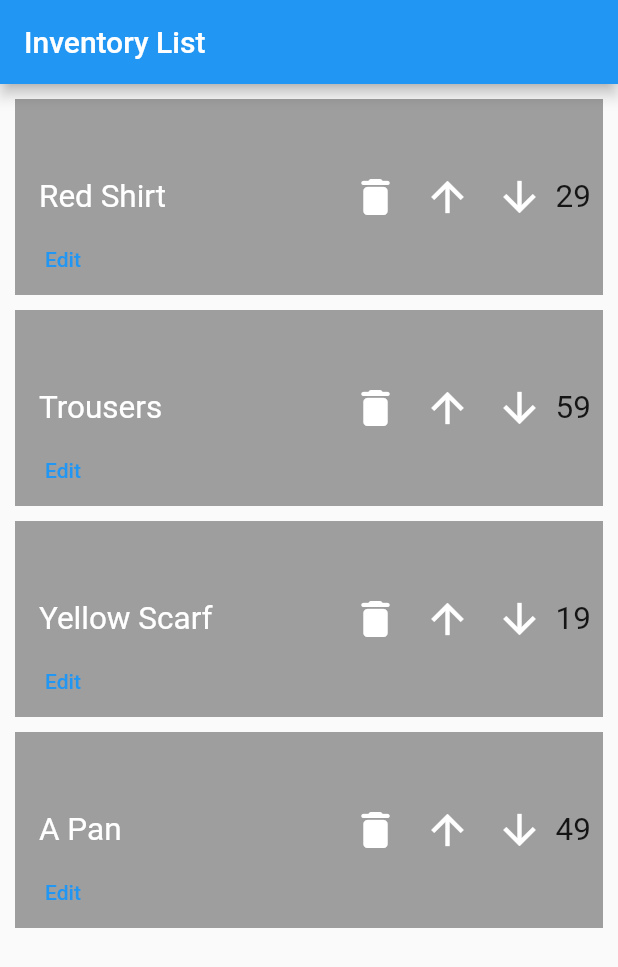
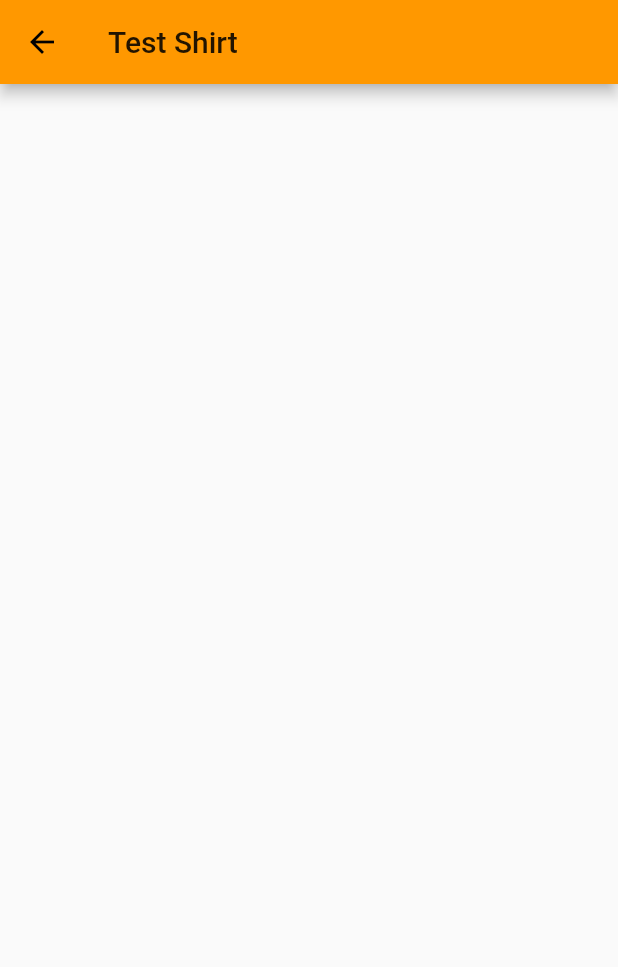
Before and after one commit to MMattLeeE/flutter_inventory_CS499, a Flutter app: the screen it shows after launch, after a tap on "Edit", on a phone screen of 412 x 824 dp. Shown: the top 967 px of the screen. Run offline on Flutter 3.47's test engine with Material 2 defaults, Android fonts, the phone set to English and light mode, and no system bars.

Commit message:
refactor to use providers for state man.

```diff
--- a/lib/main.dart
+++ b/lib/main.dart
@@ -1,16 +1,33 @@
 import 'package:flutter/material.dart';
+import 'package:provider/provider.dart';
 
 //bring in the screen class to use in the main file
 import './screens/inventory_overview_screen.dart';
+import './screens/inventory_edit_screen.dart';
+//bring in for the provider to be registered at the highest level of widget tree
+import './providers/inventory_provider.dart';
 
 void main() => runApp(MyApp());
 
 class MyApp extends StatelessWidget {
   @override
   Widget build(BuildContext context) {
-    return MaterialApp(
-      title: 'Flutter App',
-      home: InventoryOverviewScreen(),
+    //wrapping the widget with a change notifier
+    return ChangeNotifierProvider(
+      // return a inventory provider instance
+      create: (ctx) => InventoryProvider(),
+      child: MaterialApp(
+        title: 'Flutter App',
+        theme: ThemeData(
+          primarySwatch: Colors.orange,
+          accentColor: Colors.blue,
+        ),
+        home: InventoryOverviewScreen(),
+        routes: {
+          // /inventory_edit
+          InventoryEditScreen.routeName: (ctx) => InventoryEditScreen(),
+        },
+      ),
     );
   }
 }
--- a/lib/models/inventory.dart
+++ b/lib/providers/inventory.dart
@@ -2,7 +2,7 @@
 import 'package:flutter/foundation.dart';
 
 //basic class that represents an inventory item
-class Inventory {
+class Inventory with ChangeNotifier {
   final String id;
   final String title;
   final String description;
--- /dev/null
+++ b/lib/providers/inventory_provider.dart
@@ -0,0 +1,54 @@
+import 'package:flutter/cupertino.dart';
+
+import 'package:flutter/material.dart';
+import './inventory.dart';
+
+class InventoryProvider with ChangeNotifier {
+  List<Inventory> _items = [
+    Inventory(
+      id: 'p1',
+      title: 'Test Shirt',
+      description: 'A red shirt - it is pretty red!',
+      count: 29,
+      imageUrl:
+          'https://cdn.pixabay.com/photo/2016/10/02/22/17/red-t-shirt-1710578_1280.jpg',
+    ),
+    Inventory(
+      id: 'p2',
+      title: 'Trousers',
+      description: 'A nice pair of trousers.',
+      count: 59,
+      imageUrl:
+          'https://upload.wikimedia.org/wikipedia/commons/thumb/e/e8/Trousers%2C_dress_%28AM_1960.022-8%29.jpg/512px-Trousers%2C_dress_%28AM_1960.022-8%29.jpg',
+    ),
+    Inventory(
+      id: 'p3',
+      title: 'Yellow Scarf',
+      description: 'Warm and cozy - exactly what you need for the winter.',
+      count: 19,
+      imageUrl:
+          'https://live.staticflickr.com/4043/4438260868_cc79b3369d_z.jpg',
+    ),
+    Inventory(
+      id: 'p4',
+      title: 'A Pan',
+      description: 'Prepare any meal you want.',
+      count: 49,
+      imageUrl:
+          'https://upload.wikimedia.org/wikipedia/commons/thumb/1/14/Cast-Iron-Pan.jpg/1024px-Cast-Iron-Pan.jpg',
+    ),
+  ];
+
+  List<Inventory> get items {
+    return [..._items];
+  }
+
+  Inventory findById(String id) {
+    return _items.firstWhere((inventory) => inventory.id == id);
+  }
+
+  void addInventory() {
+    //_items.add(value);
+    notifyListeners();
+  }
+}
--- /dev/null
+++ b/lib/screens/inventory_edit_screen.dart
@@ -0,0 +1,26 @@
+import 'package:app_2/providers/inventory_provider.dart';
+import 'package:flutter/material.dart';
+import 'package:provider/provider.dart';
+
+import '../providers/inventory_provider.dart';
+
+class InventoryEditScreen extends StatelessWidget {
+  static const routeName = '/inventory_edit';
+
+  @override
+  Widget build(BuildContext context) {
+    final inventoryId =
+        ModalRoute.of(context).settings.arguments as String; // provides id
+    // does not rebuild due to changes in data as the view only looks
+    // at one inventory item when editing
+    final loadedInventory = Provider.of<InventoryProvider>(
+      context,
+      listen: false, //does not rebuild due to data change
+    ).findById(inventoryId);
+    return Scaffold(
+      appBar: AppBar(
+        title: Text(loadedInventory.title),
+      ),
+    );
+  }
+}
--- a/lib/screens/inventory_overview_screen.dart
+++ b/lib/screens/inventory_overview_screen.dart
@@ -1,67 +1,17 @@
 import 'package:flutter/material.dart';
 
-//importing the inventory.dart model class
-import '../models/inventory.dart';
-import '../widgets/inventory_item.dart';
+import '../widgets/inventory_grid.dart';
 
+// this screen shows the main inventory list which is made up of
+// InventoryGrid -> InventoryItem
 class InventoryOverviewScreen extends StatelessWidget {
-  final List<Inventory> loadedInventory = [
-    Inventory(
-      id: 'p1',
-      title: 'Red Shirt',
-      description: 'A red shirt - it is pretty red!',
-      count: 29,
-      imageUrl:
-          'https://cdn.pixabay.com/photo/2016/10/02/22/17/red-t-shirt-1710578_1280.jpg',
-    ),
-    Inventory(
-      id: 'p2',
-      title: 'Trousers',
-      description: 'A nice pair of trousers.',
-      count: 59,
-      imageUrl:
-          'https://upload.wikimedia.org/wikipedia/commons/thumb/e/e8/Trousers%2C_dress_%28AM_1960.022-8%29.jpg/512px-Trousers%2C_dress_%28AM_1960.022-8%29.jpg',
-    ),
-    Inventory(
-      id: 'p3',
-      title: 'Yellow Scarf',
-      description: 'Warm and cozy - exactly what you need for the winter.',
-      count: 19,
-      imageUrl:
-          'https://live.staticflickr.com/4043/4438260868_cc79b3369d_z.jpg',
-    ),
-    Inventory(
-      id: 'p4',
-      title: 'A Pan',
-      description: 'Prepare any meal you want.',
-      count: 49,
-      imageUrl:
-          'https://upload.wikimedia.org/wikipedia/commons/thumb/1/14/Cast-Iron-Pan.jpg/1024px-Cast-Iron-Pan.jpg',
-    ),
-  ];
-
   @override
   Widget build(BuildContext context) {
     return Scaffold(
       appBar: AppBar(
         title: Text('Inventory List'),
       ),
-      body: GridView.builder(
-        padding: const EdgeInsets.all(10.0),
-        itemCount: loadedInventory.length,
-        itemBuilder: (ctx, i) => InventoryItem(
-          loadedInventory[i].id,
-          loadedInventory[i].title,
-          loadedInventory[i].imageUrl,
-          loadedInventory[i].count,
-        ), //define how every gridcell is built
-        gridDelegate: SliverGridDelegateWithFixedCrossAxisCount(
-          crossAxisCount: 1, //number of columns
-          childAspectRatio: 6 / 2,
-          crossAxisSpacing: 10, //spacing between columns
-          mainAxisSpacing: 10, //spacing between rows
-        ),
-      ),
+      body: InventoryGrid(),
     );
   }
 }
--- /dev/null
+++ b/lib/widgets/inventory_grid.dart
@@ -0,0 +1,36 @@
+import 'package:app_2/providers/inventory_provider.dart';
+import 'package:flutter/material.dart';
+
+import '../widgets/inventory_item.dart';
+import '../providers/inventory_provider.dart';
+import 'package:provider/provider.dart';
+
+// the overview screen contains the InventoryGrid widget;
+// the InventoryGrid is made up of InventoryItems widgets
+class InventoryGrid extends StatelessWidget {
+  @override
+  Widget build(BuildContext context) {
+    // the listener to the provider if there is one up the widget tree
+    // only this and its children rebuild. Inventory grabbing an instance
+    // of InventoryProvider through the context
+    final inventoryData = Provider.of<InventoryProvider>(context);
+    final inventory = inventoryData.items;
+
+    return GridView.builder(
+      padding: const EdgeInsets.all(10.0),
+      itemCount: inventory.length,
+      itemBuilder: (ctx, i) => InventoryItem(
+        inventory[i].id,
+        inventory[i].title,
+        inventory[i].imageUrl,
+        inventory[i].count,
+      ), //define how every gridcell is built
+      gridDelegate: SliverGridDelegateWithFixedCrossAxisCount(
+        crossAxisCount: 1, //number of columns
+        childAspectRatio: 6 / 2,
+        crossAxisSpacing: 10, //spacing between columns
+        mainAxisSpacing: 10, //spacing between rows
+      ),
+    );
+  }
+}
--- a/lib/widgets/inventory_item.dart
+++ b/lib/widgets/inventory_item.dart
@@ -1,5 +1,6 @@
 import 'package:flutter/material.dart';
 
+import '../screens/inventory_edit_screen.dart';
 //Each individual inventory Item and how to render it. This case using a
 //GridTile. The InventoryItem is instantiated in the
 //inventory_overview_screen.dart in the GridView for each grid Item
@@ -48,9 +49,15 @@ class InventoryItem extends StatelessWidget {
         ),
       ),
       footer: Container(
+        //edit button
         alignment: Alignment.centerLeft,
         child: TextButton(
-          onPressed: () {},
+          onPressed: () {
+            Navigator.of(context).pushNamed(
+              InventoryEditScreen.routeName,
+              arguments: id,
+            );
+          },
           child: Text('Edit'),
         ),
       ),
--- a/pubspec.yaml
+++ b/pubspec.yaml
@@ -23,6 +23,7 @@ environment:
 dependencies:
   flutter:
     sdk: flutter
+  provider: ^4.3.2+2
 
 
   # The following adds the Cupertino Icons font to your application.
```
Also changed, not shown: pubspec.lock.
